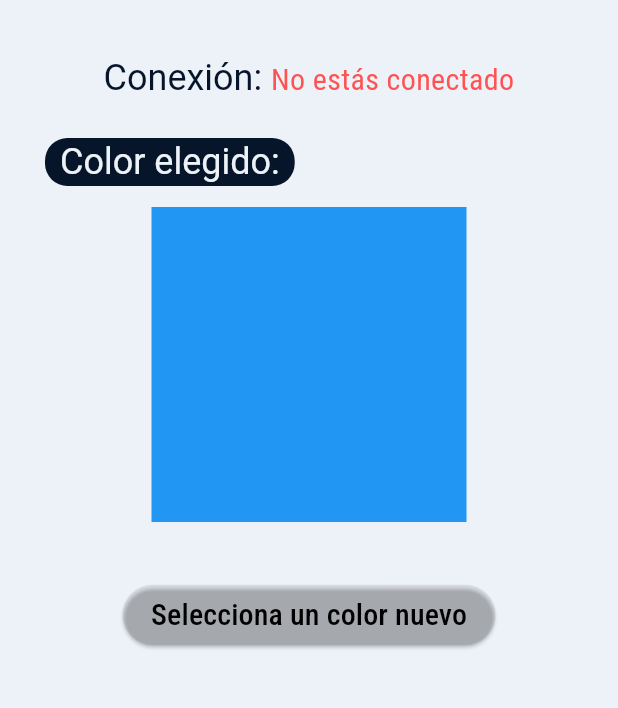
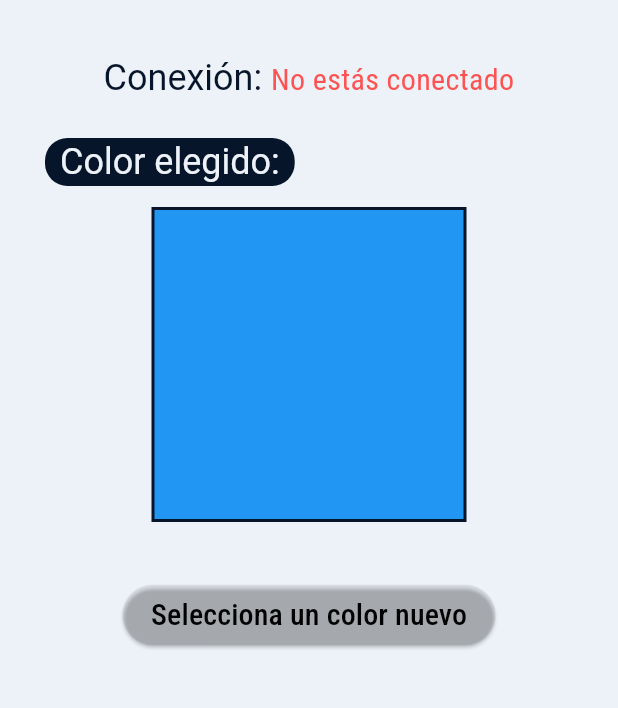
Before and after one commit to Sjvc0595/color_picker, a Flutter app: the screen it shows after launch, on a phone screen of 412 x 824 dp, the part 207-915 px from its top. Run offline on Flutter 3.47's test engine with Material 3 defaults, Android fonts, the phone set to English and light mode, and no system bars; our stand-ins replace flutter_bluetooth_serial, flutter_colorpicker, google_fonts, permission_handler; generated files the repository leaves out were written again.

Commit message:
Add border

```diff
--- a/lib/src/views/data_view.dart
+++ b/lib/src/views/data_view.dart
@@ -181,10 +181,14 @@ class _DataViewState extends State<DataView> {
                 ),
                 Padding(
                   padding: const EdgeInsets.all(8.0),
-                  child: SizedBox(
+                  child: Container(
                     width: 210,
                     height: 210,
-                    child: Container(
+                    decoration: BoxDecoration(
+                      border: Border.all(
+                        color: Theme.of(context).colorScheme.primary,
+                        width: 2,
+                      ),
                       color: _currentColor,
                     ),
                   ),
```
